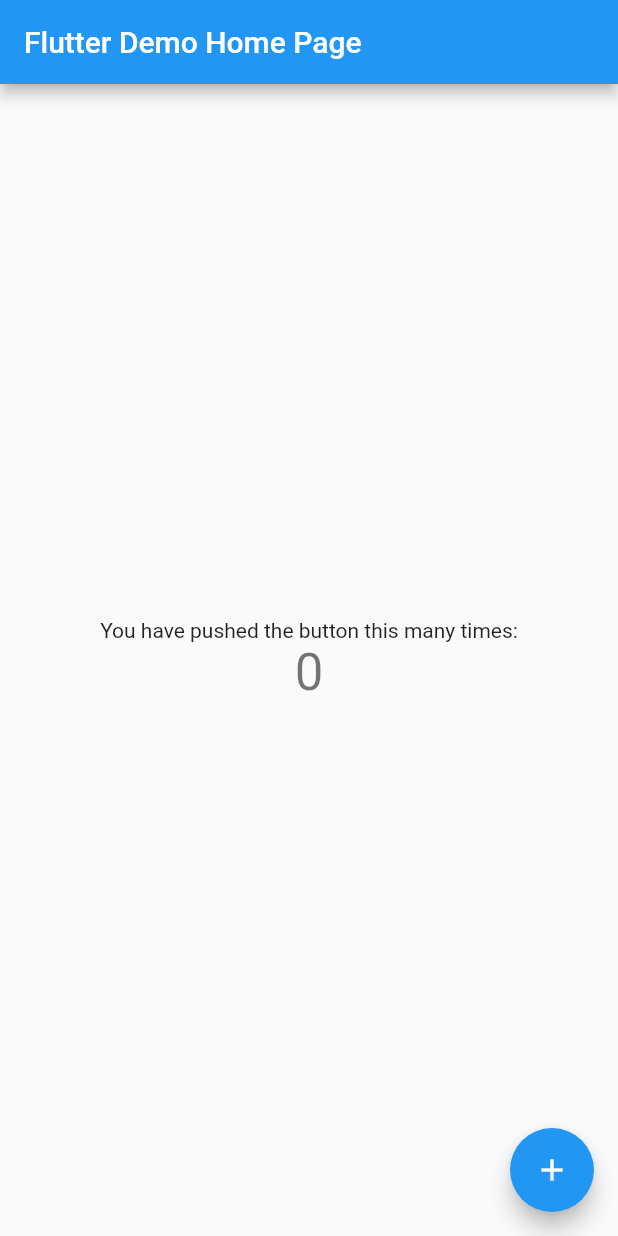
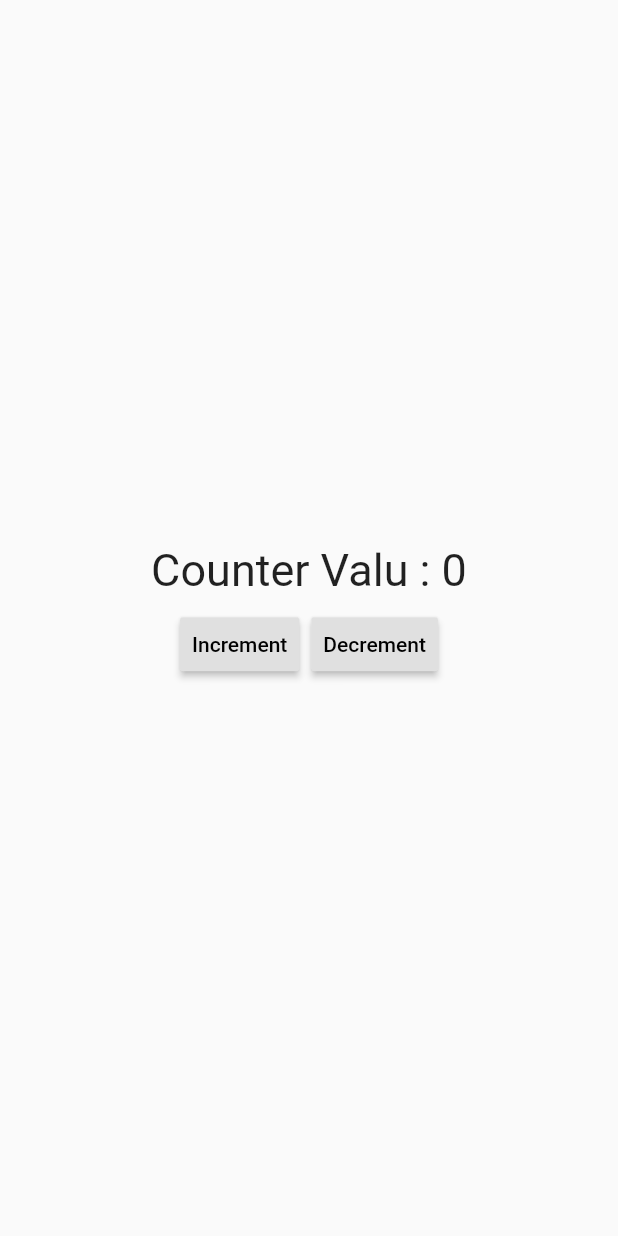
Before and after one commit to lahiruzone/simple-counter-flutter-bloc, a Flutter app: the screen it shows after launch, on a phone screen of 412 x 824 dp. Run offline on Flutter 3.47's test engine with Material 2 defaults, Android fonts, the phone set to English and light mode, and no system bars; our stand-ins replace bloc, flutter_bloc.

Commit message:
final commit

```diff
--- /dev/null
+++ b/lib/counter_bloc.dart
@@ -0,0 +1,24 @@
+import 'package:bloc/bloc.dart';
+
+enum CounterEvents {Increment, Decrement}
+
+//ConuterBloc - Accept input, int - output
+class CounterBloc extends Bloc<CounterEvents, int>{
+  @override
+  // TODO: implement initialState
+  int get initialState => 0; //counter value of initial state
+
+  @override
+  Stream<int> mapEventToState(CounterEvents event) async*{
+    // TODO: implement mapEventToState
+    switch(event){
+      case CounterEvents.Increment:
+        yield state + 1;
+        break;
+      case CounterEvents.Decrement:
+      yield state - 1;
+        break;
+    }
+  }
+
+}
--- a/lib/main.dart
+++ b/lib/main.dart
@@ -1,4 +1,7 @@
 import 'package:flutter/material.dart';
+import 'package:flutter_bloc/flutter_bloc.dart';
+
+import 'counter_bloc.dart';
 
 void main() => runApp(MyApp());
 
@@ -9,103 +12,52 @@ class MyApp extends StatelessWidget {
     return MaterialApp(
       title: 'Flutter Demo',
       theme: ThemeData(
-        // This is the theme of your application.
-        //
-        // Try running your application with "flutter run". You'll see the
-        // application has a blue toolbar. Then, without quitting the app, try
-        // changing the primarySwatch below to Colors.green and then invoke
-        // "hot reload" (press "r" in the console where you ran "flutter run",
-        // or simply save your changes to "hot reload" in a Flutter IDE).
-        // Notice that the counter didn't reset back to zero; the application
-        // is not restarted.
         primarySwatch: Colors.blue,
       ),
-      home: MyHomePage(title: 'Flutter Demo Home Page'),
+      home: Scaffold(
+        body: BlocProvider(
+          create: (BuildContext context) => CounterBloc(),
+          child: CounterScreen(),
+        ),
+      ),
     );
   }
 }
 
-class MyHomePage extends StatefulWidget {
-  MyHomePage({Key key, this.title}) : super(key: key);
-
-  // This widget is the home page of your application. It is stateful, meaning
-  // that it has a State object (defined below) that contains fields that affect
-  // how it looks.
-
-  // This class is the configuration for the state. It holds the values (in this
-  // case the title) provided by the parent (in this case the App widget) and
-  // used by the build method of the State. Fields in a Widget subclass are
-  // always marked "final".
-
-  final String title;
-
-  @override
-  _MyHomePageState createState() => _MyHomePageState();
-}
-
-class _MyHomePageState extends State<MyHomePage> {
-  int _counter = 0;
-
-  void _incrementCounter() {
-    setState(() {
-      // This call to setState tells the Flutter framework that something has
-      // changed in this State, which causes it to rerun the build method below
-      // so that the display can reflect the updated values. If we changed
-      // _counter without calling setState(), then the build method would not be
-      // called again, and so nothing would appear to happen.
-      _counter++;
-    });
-  }
-
+class CounterScreen extends StatelessWidget {
   @override
   Widget build(BuildContext context) {
-    // This method is rerun every time setState is called, for instance as done
-    // by the _incrementCounter method above.
-    //
-    // The Flutter framework has been optimized to make rerunning build methods
-    // fast, so that you can just rebuild anything that needs updating rather
-    // than having to individually change instances of widgets.
-    return Scaffold(
-      appBar: AppBar(
-        // Here we take the value from the MyHomePage object that was created by
-        // the App.build method, and use it to set our appbar title.
-        title: Text(widget.title),
-      ),
-      body: Center(
-        // Center is a layout widget. It takes a single child and positions it
-        // in the middle of the parent.
+    final _counterBloc = BlocProvider.of<CounterBloc>(context);
+
+    return Center(
       child: Column(
-          // Column is also a layout widget. It takes a list of children and
-          // arranges them vertically. By default, it sizes itself to fit its
-          // children horizontally, and tries to be as tall as its parent.
-          //
-          // Invoke "debug painting" (press "p" in the console, choose the
-          // "Toggle Debug Paint" action from the Flutter Inspector in Android
-          // Studio, or the "Toggle Debug Paint" command in Visual Studio Code)
-          // to see the wireframe for each widget.
-          //
-          // Column has various properties to control how it sizes itself and
-          // how it positions its children. Here we use mainAxisAlignment to
-          // center the children vertically; the main axis here is the vertical
-          // axis because Columns are vertical (the cross axis would be
-          // horizontal).
         mainAxisAlignment: MainAxisAlignment.center,
         children: <Widget>[
-            Text(
-              'You have pushed the button this many times:',
+          BlocBuilder<CounterBloc, int>(builder: (BuildContext context, int state) {
+            return Text(
+              "Counter Valu : $state",
+              style: TextStyle(fontSize: 30),
+            );
+          }),
+          ButtonBar(
+            alignment: MainAxisAlignment.center,
+            children: <Widget>[
+              RaisedButton(
+                onPressed: () {
+                  _counterBloc.add(CounterEvents.Increment);
+                },
+                child: Text('Increment'),
               ),
-            Text(
-              '$_counter',
-              style: Theme.of(context).textTheme.display1,
+              RaisedButton(
+                onPressed: () {
+                  _counterBloc.add(CounterEvents.Decrement);
+                },
+                child: Text('Decrement'),
               ),
             ],
+          )
+        ],
       ),
-      ),
-      floatingActionButton: FloatingActionButton(
-        onPressed: _incrementCounter,
-        tooltip: 'Increment',
-        child: Icon(Icons.add),
-      ), // This trailing comma makes auto-formatting nicer for build methods.
     );
   }
 }
```
Also changed, not shown: lib/counter_block.dart (deleted). Lines whose indentation alone changed are shown as unchanged.
